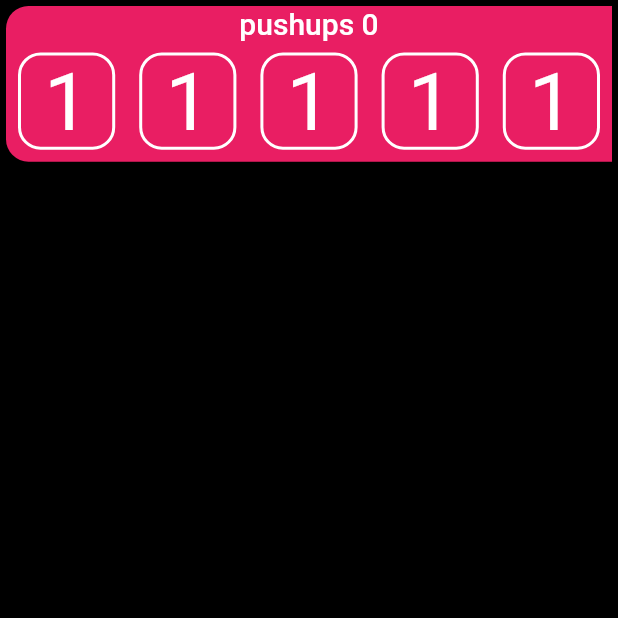
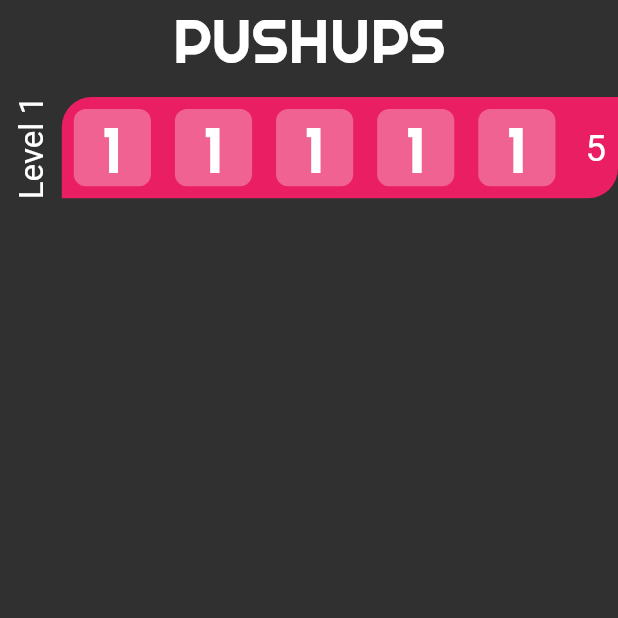
Before and after one commit to fourman-alex/Drillz, a Flutter app: the screen it shows after launch, after a tap on "PUSHUPS", on a phone screen of 412 x 824 dp, the top half of it. Run offline on Flutter 3.47's test engine with Material 2 defaults, Android fonts, the phone set to English and light mode, and no system bars; our stand-ins replace audioplayers, shared_preferences, wakelock.

Commit message:
Changed the look of the level selection screen. added the total number of reps

```diff
--- a/lib/consts.dart
+++ b/lib/consts.dart
@@ -1,3 +1,2 @@
-import 'package:flutter/rendering.dart';
 
-const primaryColor = Color(0xff16e0c8);
+const String righteousFont = "Righteous";
--- a/lib/level_selection_screen.dart
+++ b/lib/level_selection_screen.dart
@@ -1,4 +1,5 @@
 import 'package:flutter/material.dart';
+import 'package:pogo/consts.dart' as Consts;
 import 'package:pogo/fill_transition.dart';
 import 'package:pogo/model.dart';
 import 'package:pogo/workout_screen.dart';
@@ -6,11 +7,13 @@ import 'package:pogo/workout_screen.dart';
 class LevelSelectionScreen extends StatelessWidget {
   final Rect sourceRect;
   final List<Level> workouts;
+  final String title;
 
   const LevelSelectionScreen({
     Key key,
     @required this.sourceRect,
-    this.workouts,
+    @required this.workouts,
+    @required this.title,
   })  : assert(sourceRect != null),
         super(key: key);
 
@@ -18,6 +21,7 @@ class LevelSelectionScreen extends StatelessWidget {
   /// transition will visually fill
   static Route<void> route({
     @required BuildContext context,
+    @required String title,
     @required List<Level> workouts,
     @required MaterialColor fromColor,
     @required Color toColor,
@@ -32,10 +36,16 @@ class LevelSelectionScreen extends StatelessWidget {
         return Theme(
           data: ThemeData(
             primarySwatch: fromColor,
+            backgroundColor: toColor,
+            textTheme: Theme.of(context).textTheme,
+            primaryTextTheme: Theme.of(context).primaryTextTheme,
+            accentTextTheme: Theme.of(context).accentTextTheme,
+            dividerColor: Colors.white,
           ),
           child: LevelSelectionScreen(
             sourceRect: sourceRect,
             workouts: workouts,
+            title: title,
           ),
         );
       },
@@ -63,65 +73,67 @@ class LevelSelectionScreen extends StatelessWidget {
   @override
   Widget build(BuildContext context) {
     //find last completed
-    var lastCompletedIndex =
-        workouts.lastIndexWhere((workout) => workout.dateCompleted != null);
+    var lastCompletedIndex = workouts.lastIndexWhere((workout) {
+      return workout.dateCompleted != null;
+    });
     var currentWorkout = lastCompletedIndex + 1 < workouts.length
         ? workouts[lastCompletedIndex + 1]
         : null;
 
-    List<Widget> completedList = lastCompletedIndex != -1
-        ? workouts
-            .getRange(0, lastCompletedIndex + 1)
-            .map((level) {
-              return GestureDetector(
-                onTap: () => Navigator.push(
-                  context,
-                  WorkoutScreen.route(
-                    level,
-                    Theme.of(context),
-                  ),
-                ),
-                child: Opacity(
-                  opacity: 0.7,
-                  child: LevelPage(
-                    workout: level,
-                    text: "",
-                  ),
-                ),
-              );
-            })
-            .expand((widget) => [
-                  widget,
-                  SizedBox(
-                    height: 20.0,
-                    width: double.infinity,
-                  )
-                ])
-            .toList()
+    final completedList = lastCompletedIndex != -1
+        ? workouts.getRange(0, lastCompletedIndex + 1).toList()
         : null;
 
-    return DismissDetector(
-      child: ListView(
-        shrinkWrap: false,
-        scrollDirection: Axis.vertical,
-        children: <Widget>[
-          ...?completedList,
-          GestureDetector(
-            behavior: HitTestBehavior.translucent,
-            onTap: () {
-              debugPrint("current workout tapped");
+    var widgets = List<Widget>();
+
+    void onTap() {
       Navigator.push(
           context,
           WorkoutScreen.route(
             currentWorkout,
             Theme.of(context),
           ));
-            },
-            child: LevelPage(
-              workout: currentWorkout,
-              text: "You have reached!",
+    }
+
+    if (completedList != null) {
+      for (var i = 0; i < completedList.length; i++) {
+        widgets.add(LevelPage(
+          onTap: onTap,
+          text: "Level ${i + 1}",
+          opacity: 0.7,
+          level: completedList[i],
+        ));
+      }
+    }
+
+    if (currentWorkout != null) {
+      widgets.add(LevelPage(
+        onTap: onTap,
+        text: "Level ${lastCompletedIndex + 2}",
+        opacity: 1.0,
+        level: currentWorkout,
+      ));
+    }
+
+    return DismissDetector(
+      child: CustomScrollView(
+        slivers: <Widget>[
+          SliverAppBar(
+            floating: true,
+            automaticallyImplyLeading: false,
+            titleSpacing: 4.0,
+            backgroundColor: Theme.of(context).backgroundColor,
+            title: Center(
+              child: Text(
+                title,
+                style: TextStyle(
+                  fontFamily: Consts.righteousFont,
+                  fontSize: 40,
                 ),
               ),
+            ),
+          ),
+          SliverList(delegate: SliverChildListDelegate(widgets)),
         ],
       ),
       onDismiss: () => Navigator.of(context).pop(),
@@ -130,38 +142,67 @@ class LevelSelectionScreen extends StatelessWidget {
 }
 
 class LevelPage extends StatelessWidget {
-  final Level workout;
+  final List<WorkStep> _steps;
+  final int _totalCount;
   final String text;
   final void Function() onTap;
+  final double opacity;
 
-  const LevelPage({Key key, this.workout, this.text, this.onTap})
-      : super(key: key);
+  LevelPage({Key key, Level level, this.text, this.opacity, this.onTap})
+      : _steps = level.steps
+            .where((step) => step is WorkStep)
+            .cast<WorkStep>()
+            .toList(),
+        _totalCount = level.steps
+            .where((step) => step is WorkStep)
+            .cast<WorkStep>()
+            .fold(0, (value, step) => value + step.reps),
+        super(key: key);
 
   @override
   Widget build(BuildContext context) {
-    return Card(
-      color: Theme.of(context).primaryColor,
-      shape: RoundedRectangleBorder(
-        borderRadius: BorderRadius.only(
-          topLeft: Radius.circular(15.0),
-          bottomLeft: Radius.circular(15.0),
+    return Material(
+      type: MaterialType.transparency,
+      child: GestureDetector(
+        onTap: onTap,
+        child: Opacity(
+          opacity: opacity,
+          child: Row(
+            children: <Widget>[
+              Expanded(
+                flex: 1,
+                child: RotatedBox(
+                  quarterTurns: 3,
+                  child: Padding(
+                    padding: const EdgeInsets.all(8.0),
+                    child: FittedBox(
+                      child: Text(
+                        text,
+                        style: TextStyle(
+                          color: Colors.white,
                         ),
                       ),
-      child: Column(
-        mainAxisSize: MainAxisSize.min,
-        children: <Widget>[
-          Text(
-            workout.id,
-            style: Theme.of(context).accentTextTheme.title,
+                    ),
+                  ),
+                ),
               ),
               Expanded(
-            flex: 0,
+                flex: 9,
+                child: Container(
+                  decoration: BoxDecoration(
+                    color: Theme.of(context).accentColor,
+                    borderRadius: BorderRadius.only(
+                      topLeft: Radius.circular(20.0),
+                      bottomRight: Radius.circular(20.0),
+                    ),
+                  ),
                   child: Row(
                     mainAxisAlignment: MainAxisAlignment.spaceAround,
                     children: <Widget>[
-                for (var step in workout.steps)
-                  if (step is WorkStep)
+                      //todo: build the steps in the init method
+                      for (var step in _steps)
                         Expanded(
+                          flex: 2,
                           child: Padding(
                             padding: const EdgeInsets.all(8.0),
                             child: AspectRatio(
@@ -173,25 +214,38 @@ class LevelPage extends StatelessWidget {
                                     child: Text(
                                       step.reps.toString(),
                                       textAlign: TextAlign.center,
-                                  style:
-                                      Theme.of(context).accentTextTheme.body1,
+                                      style: Theme.of(context)
+                                          .accentTextTheme
+                                          .body1
+                                          .copyWith(
+                                              fontFamily: Consts.righteousFont),
                                     ),
                                   ),
                                 ),
                                 decoration: BoxDecoration(
+                                  color: Colors.white30,
                                   borderRadius:
-                                  BorderRadius.all(Radius.circular(15.0)),
-                              border:
-                                  Border.all(color: Colors.white, width: 2.0),
+                                      BorderRadius.all(Radius.circular(8.0)),
                                 ),
                               ),
                             ),
+                          ),
+                        ),
+                      Expanded(
+                        child: Padding(
+                          padding: const EdgeInsets.only(right: 8.0),
+                          child: FittedBox(
+                              child:
+                                  Text(_totalCount.toString().padLeft(2, '  '))),
                         ),
                       )
                     ],
                   ),
                 ),
+              ),
             ],
+          ),
+        ),
       ),
     );
   }
--- a/lib/widget_tester.dart
+++ b/lib/widget_tester.dart
@@ -29,7 +29,6 @@ class _MyAppState extends State<MyApp> with TickerProviderStateMixin<MyApp> {
   Widget build(BuildContext context) {
     return MaterialApp(
 //      theme: ThemeData.light(),
-      color: primaryColor,
       home: Material(
         child: SafeArea(
           child: Center(
--- a/lib/workout_selection_screen.dart
+++ b/lib/workout_selection_screen.dart
@@ -1,6 +1,7 @@
 import 'dart:ui';
 
 import 'package:flutter/material.dart';
+import 'package:pogo/consts.dart' as Consts;
 import 'package:pogo/level_selection_screen.dart';
 import 'package:pogo/model.dart';
 import 'package:pogo/repository.dart';
@@ -62,7 +63,7 @@ class _WorkoutSelectionScreenState extends State<WorkoutSelectionScreen> {
                             style: Theme.of(context)
                                 .textTheme
                                 .body1
-                                .copyWith(fontFamily: "Righteous", shadows: <Shadow>[
+                                .copyWith(fontFamily: Consts.righteousFont, shadows: <Shadow>[
                                   Shadow(blurRadius: 25.0, color: Theme.of(context).primaryColorLight)
                             ]),
                           ),
@@ -162,10 +163,11 @@ class _WorkoutButton extends StatelessWidget {
                 Navigator.of(context)
                     .push(
                   LevelSelectionScreen.route(
+                    title: text,
                     context: context,
                     workouts: plan,
                     fromColor: color,
-                    toColor: Colors.black,
+                    toColor: Colors.grey[850],
                     fromRadius: borderRadius,
                   ),
                 )
```
Lines whose indentation alone changed are shown as unchanged.
